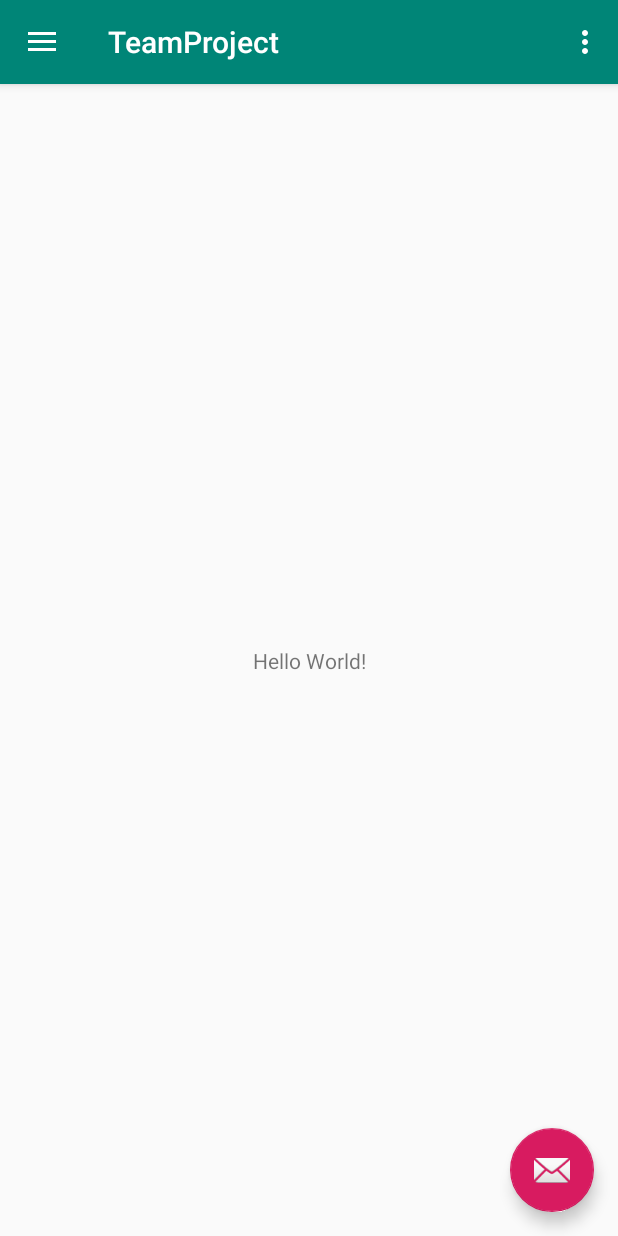
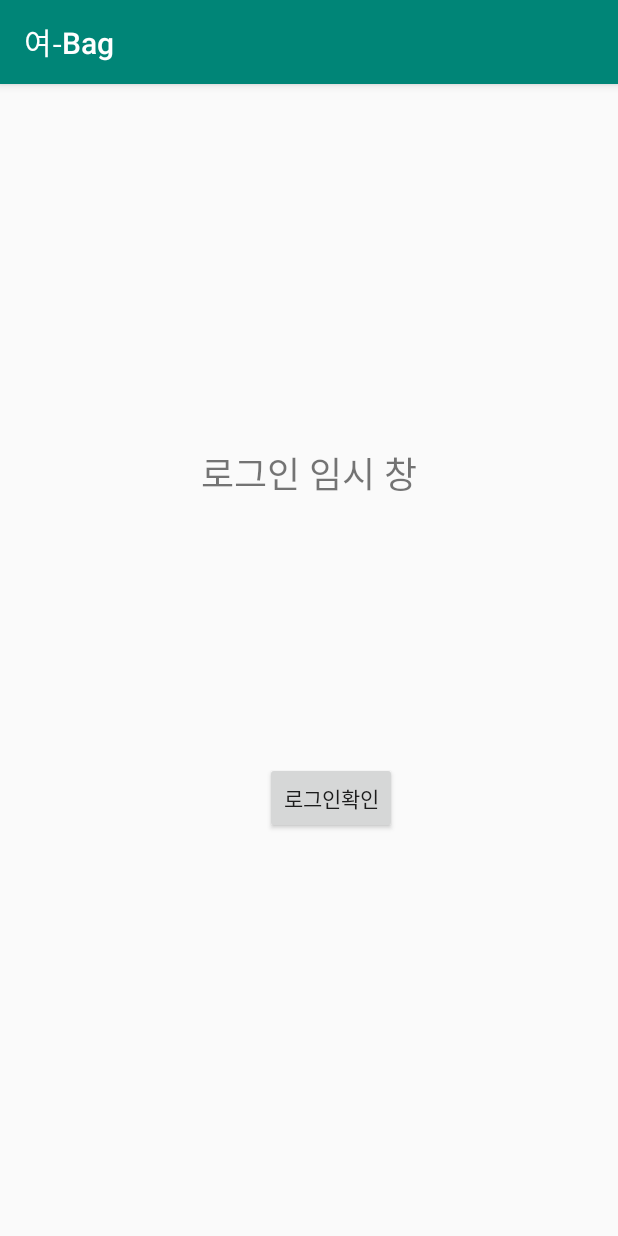
Before and after one commit to jyuu-uu/Mobile-Project, an Android app: the screen it shows after launch (MainActivity before the commit, login after it), on a phone screen of 412 x 824 dp. Run offline under Robolectric (Android 15) with nearby library versions, the phone set to English and light mode, and no system bars.

Commit message:
임시 로그인 창

```diff
--- a/TeamProject/app/src/main/AndroidManifest.xml
+++ b/TeamProject/app/src/main/AndroidManifest.xml
@@ -1,7 +1,6 @@
 <?xml version="1.0" encoding="utf-8"?>
 <manifest xmlns:android="http://schemas.android.com/apk/res/android"
           package="com.example.teamproject">
-
     <application
             android:allowBackup="true"
             android:icon="@mipmap/ic_launcher"
@@ -9,16 +8,20 @@
             android:roundIcon="@mipmap/ic_launcher_round"
             android:supportsRtl="true"
             android:theme="@style/AppTheme">
-        <activity
-                android:name=".MainActivity"
-                android:label="@string/app_name"
-                android:theme="@style/AppTheme.NoActionBar">
+        <activity android:name=".login">
             <intent-filter>
                 <action android:name="android.intent.action.MAIN"/>
 
                 <category android:name="android.intent.category.LAUNCHER"/>
             </intent-filter>
         </activity>
+        <activity
+                android:name=".MainActivity"
+                android:label="@string/app_name"
+                android:theme="@style/AppTheme.NoActionBar">
+
+
+        </activity>
     </application>
 
 </manifest>
--- a/TeamProject/app/src/main/java/com/example/teamproject/MainActivity.kt
+++ b/TeamProject/app/src/main/java/com/example/teamproject/MainActivity.kt
@@ -1,7 +1,6 @@
 package com.example.teamproject
 
 import android.os.Bundle
-import android.support.design.widget.Snackbar
 import android.support.design.widget.NavigationView
 import android.support.v4.view.GravityCompat
 import android.support.v7.app.ActionBarDrawerToggle
@@ -17,11 +16,6 @@ class MainActivity : AppCompatActivity(), NavigationView.OnNavigationItemSelecte
         super.onCreate(savedInstanceState)
         setContentView(R.layout.activity_main)
         setSupportActionBar(toolbar)
-
-        fab.setOnClickListener { view ->
-            Snackbar.make(view, "Replace with your own action", Snackbar.LENGTH_LONG)
-                .setAction("Action", null).show()
-        }
 
         val toggle = ActionBarDrawerToggle(
             this, drawer_layout, toolbar, R.string.navigation_drawer_open, R.string.navigation_drawer_close
--- /dev/null
+++ b/TeamProject/app/src/main/java/com/example/teamproject/login.kt
@@ -0,0 +1,24 @@
+package com.example.teamproject
+
+import android.content.Intent
+import android.os.Bundle
+import android.support.v7.app.AppCompatActivity
+import kotlinx.android.synthetic.main.login_layout.*
+
+class login: AppCompatActivity() {
+    override fun onCreate(savedInstanceState: Bundle?) {
+        super.onCreate(savedInstanceState)
+        setContentView(R.layout.login_layout)
+
+        init()
+    }
+
+    fun init(){
+        login.setOnClickListener{
+            val intent = Intent(this,MainActivity::class.java)
+            intent.putExtra("User","")
+            startActivity(intent)
+        }
+    }
+
+}
--- a/TeamProject/app/src/main/res/layout/app_bar_main.xml
+++ b/TeamProject/app/src/main/res/layout/app_bar_main.xml
@@ -23,12 +23,4 @@
 
     <include layout="@layout/content_main"/>
 
-    <android.support.design.widget.FloatingActionButton
-            android:id="@+id/fab"
-            android:layout_width="wrap_content"
-            android:layout_height="wrap_content"
-            android:layout_gravity="bottom|end"
-            android:layout_margin="@dimen/fab_margin"
-            app:srcCompat="@android:drawable/ic_dialog_email"/>
-
 </android.support.design.widget.CoordinatorLayout>
--- /dev/null
+++ b/TeamProject/app/src/main/res/layout/login_layout.xml
@@ -0,0 +1,23 @@
+<?xml version="1.0" encoding="utf-8"?>
+<android.support.constraint.ConstraintLayout xmlns:android="http://schemas.android.com/apk/res/android"
+                                             xmlns:app="http://schemas.android.com/apk/res-auto"
+                                             xmlns:tools="http://schemas.android.com/tools"
+                                             android:layout_width="match_parent"
+                                             android:layout_height="match_parent">
+
+    <TextView
+            android:text="로그인 임시 창"
+            android:layout_width="wrap_content"
+            android:layout_height="wrap_content"
+            android:id="@+id/textview" app:layout_constraintTop_toTopOf="parent"
+            app:layout_constraintStart_toStartOf="parent" android:layout_marginTop="241dp"
+            app:layout_constraintEnd_toEndOf="parent" android:textSize="24sp"/>
+    <Button
+            android:text="로그인확인"
+            android:layout_width="wrap_content"
+            android:layout_height="wrap_content"
+            android:id="@+id/login"
+            app:layout_constraintBottom_toBottomOf="parent" android:layout_marginEnd="147dp"
+            android:layout_marginBottom="268dp"
+            app:layout_constraintEnd_toEndOf="parent"/>
+</android.support.constraint.ConstraintLayout>
--- a/TeamProject/app/src/main/res/menu/activity_main_drawer.xml
+++ b/TeamProject/app/src/main/res/menu/activity_main_drawer.xml
@@ -7,19 +7,19 @@
         <item
                 android:id="@+id/nav_camera"
                 android:icon="@drawable/ic_menu_camera"
-                android:title="Import"/>
+                android:title="res->menu"/>
         <item
                 android:id="@+id/nav_gallery"
                 android:icon="@drawable/ic_menu_gallery"
-                android:title="Gallery"/>
+                android:title="->acitvity_main_drawer"/>
         <item
                 android:id="@+id/nav_slideshow"
                 android:icon="@drawable/ic_menu_slideshow"
-                android:title="Slideshow"/>
+                android:title="에서 변경하기!"/>
         <item
                 android:id="@+id/nav_manage"
                 android:icon="@drawable/ic_menu_manage"
-                android:title="Tools"/>
+                android:title="그룹단위로 묶으면 선이생김"/>
     </group>
 
     <item android:title="Communicate">
--- a/TeamProject/app/src/main/res/values/strings.xml
+++ b/TeamProject/app/src/main/res/values/strings.xml
@@ -1,5 +1,5 @@
 <resources>
-    <string name="app_name">TeamProject</string>
+    <string name="app_name">여-Bag</string>
     <string name="navigation_drawer_open">Open navigation drawer</string>
     <string name="navigation_drawer_close">Close navigation drawer</string>
     <string name="nav_header_title">Android Studio</string>
```
